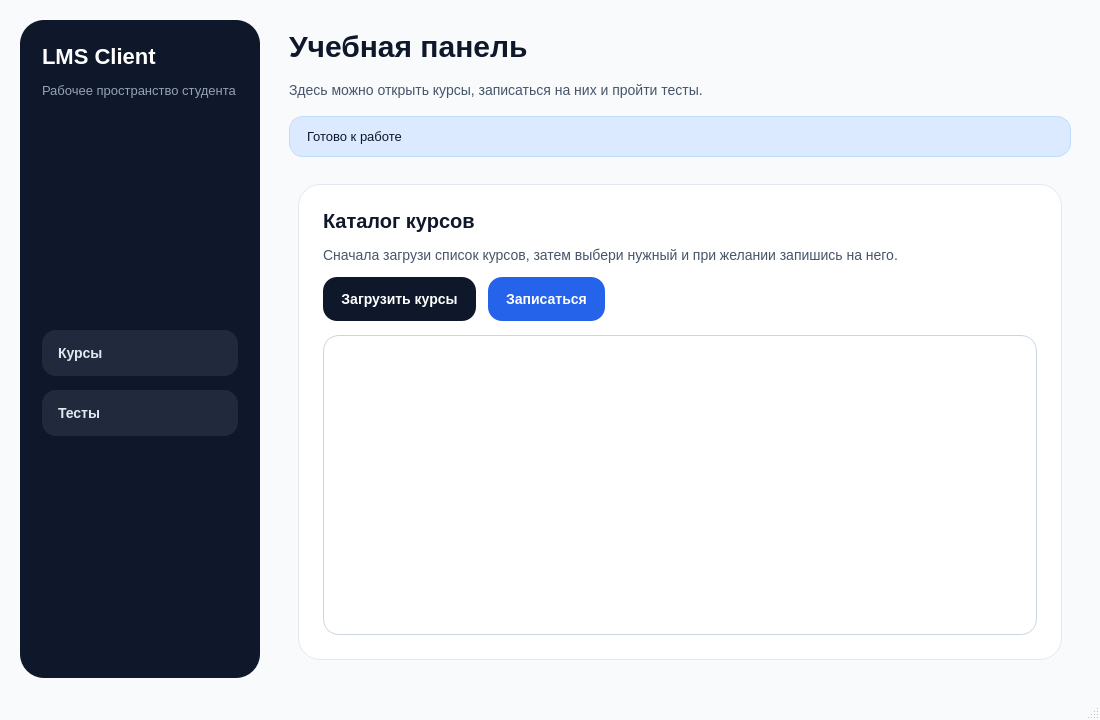
The window that LP_Server/client-qt/LMSClient/mainwindow.ui (Quisede/LP_VKR) describes before a commit, drawn with Qt 5.
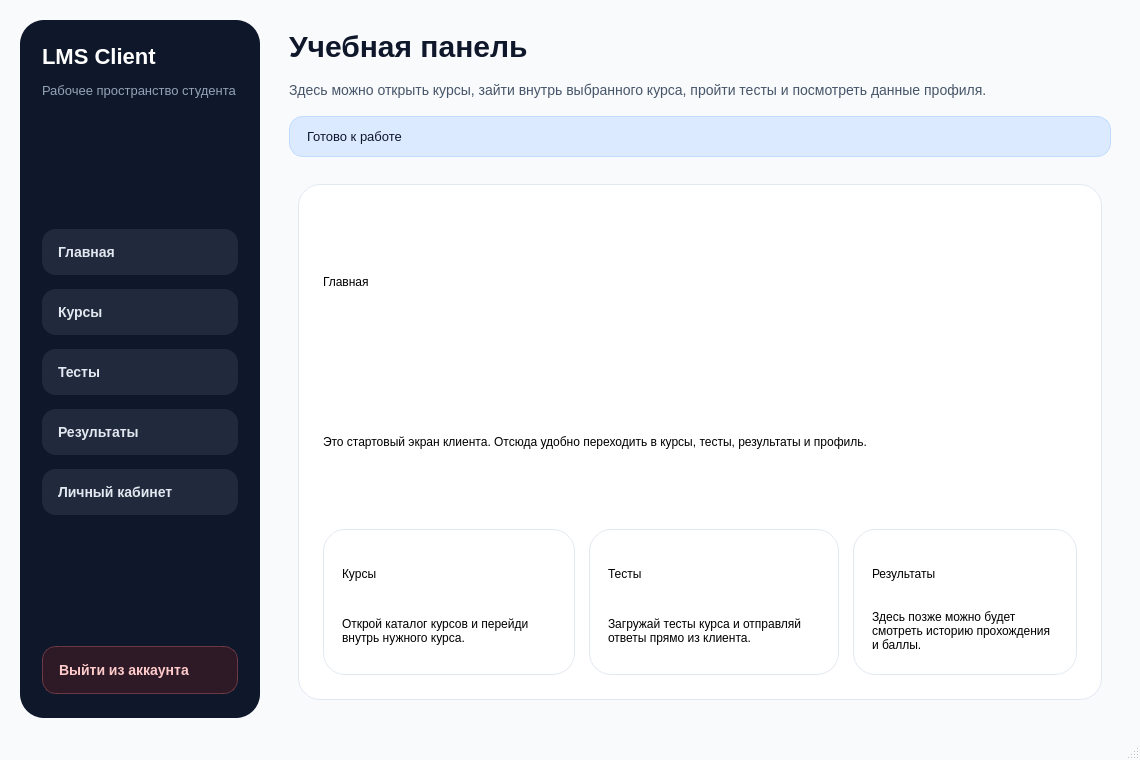
The same window after the commit.

Diff of the .ui file:
```diff
--- a/LP_Server/client-qt/LMSClient/mainwindow.ui
+++ b/LP_Server/client-qt/LMSClient/mainwindow.ui
@@ -6,8 +6,8 @@
    <rect>
     <x>0</x>
     <y>0</y>
-    <width>1100</width>
-    <height>720</height>
+    <width>1140</width>
+    <height>760</height>
    </rect>
   </property>
   <property name="windowTitle">
@@ -38,8 +38,11 @@
     font-size: 13px;
 }
 
+QPushButton#homeButton,
 QPushButton#coursesButton,
-QPushButton#testButton {
+QPushButton#testButton,
+QPushButton#resultsButton,
+QPushButton#profileButton {
     min-height: 46px;
     border: none;
     border-radius: 14px;
@@ -51,11 +54,39 @@
     font-weight: 600;
 }
 
+QPushButton#homeButton:hover,
 QPushButton#coursesButton:hover,
-QPushButton#testButton:hover {
+QPushButton#testButton:hover,
+QPushButton#resultsButton:hover,
+QPushButton#profileButton:hover {
     background-color: rgba(148, 163, 184, 0.24);
 }
 
+QPushButton#homeButton:checked,
+QPushButton#coursesButton:checked,
+QPushButton#testButton:checked,
+QPushButton#resultsButton:checked,
+QPushButton#profileButton:checked {
+    background-color: #2563eb;
+    color: #ffffff;
+}
+
+QPushButton#logoutButton {
+    min-height: 46px;
+    border: 1px solid rgba(248, 113, 113, 0.35);
+    border-radius: 14px;
+    padding: 0 16px;
+    text-align: left;
+    background-color: rgba(127, 29, 29, 0.28);
+    color: #fecaca;
+    font-size: 14px;
+    font-weight: 600;
+}
+
+QPushButton#logoutButton:hover {
+    background-color: rgba(185, 28, 28, 0.4);
+}
+
 QFrame#contentFrame {
     background-color: transparent;
 }
@@ -81,14 +112,25 @@
 }
 
 QFrame#pageCard,
-QFrame#testCard {
+QFrame#testCard,
+QFrame#profileCard,
+QFrame#courseDetailCard,
+QFrame#moduleCard,
+QFrame#moduleCard_2,
+QFrame#moduleCard_3,
+QFrame#moduleCard_4,
+QFrame#moduleCard_5,
+QFrame#moduleCard_6,
+QFrame#moduleCard_7 {
     background-color: #ffffff;
     border: 1px solid #e2e8f0;
     border-radius: 22px;
 }
 
 QLabel#sectionTitleLabel,
-QLabel#testSectionTitleLabel {
+QLabel#testSectionTitleLabel,
+QLabel#profileSectionTitleLabel,
+QLabel#courseDetailTitleLabel {
     color: #0f172a;
     font-size: 20px;
     font-weight: 700;
@@ -96,15 +138,21 @@
 
 QLabel#sectionHintLabel,
 QLabel#testHintLabel,
-QLabel#questionLabel {
+QLabel#profileHintLabel,
+QLabel#questionLabel,
+QLabel#courseDetailDescriptionLabel,
+QLabel#moduleTitleLabel,
+QLabel#moduleDescriptionLabel {
     color: #475569;
     font-size: 14px;
 }
 
-QPushButton#loadCoursesButton,
 QPushButton#enrollButton,
 QPushButton#loadTestButton,
-QPushButton#submitTestButton {
+QPushButton#submitTestButton,
+QPushButton#backToCoursesButton,
+QPushButton#cardActionButton,
+QPushButton#cardAccentButton {
     min-height: 44px;
     border: none;
     border-radius: 14px;
@@ -115,28 +163,95 @@
     font-weight: 600;
 }
 
-QPushButton#loadCoursesButton:hover,
 QPushButton#enrollButton:hover,
 QPushButton#loadTestButton:hover,
-QPushButton#submitTestButton:hover {
+QPushButton#submitTestButton:hover,
+QPushButton#backToCoursesButton:hover,
+QPushButton#cardActionButton:hover,
+QPushButton#cardAccentButton:hover {
     background-color: #1e293b;
 }
 
-QPushButton#enrollButton {
+QPushButton#enrollButton,
+QPushButton#cardAccentButton {
     background-color: #2563eb;
 }
 
-QPushButton#enrollButton:hover {
+QPushButton#enrollButton:hover,
+QPushButton#cardAccentButton:hover {
     background-color: #1d4ed8;
 }
 
 QListWidget,
 QComboBox {
-    border: 1px solid #cbd5e1;
+    border: none;
     border-radius: 16px;
+    background-color: transparent;
+    color: #0f172a;
+    padding: 0;
+    font-size: 14px;
+}
+
+QRadioButton {
+    color: #0f172a;
+    font-size: 15px;
+    spacing: 10px;
+    padding: 4px 0;
+}
+
+QRadioButton::indicator {
+    width: 18px;
+    height: 18px;
+}
+
+QListWidget::item {
+    border: none;
+}
+
+QFrame#courseCard {
     background-color: #ffffff;
+    border: 1px solid #dbe4f0;
+    border-radius: 20px;
+}
+
+QFrame#courseCard:hover {
+    border: 1px solid #93c5fd;
+    background-color: #f8fbff;
+}
+
+QLabel#courseCardTitleLabel {
     color: #0f172a;
-    padding: 10px;
+    font-size: 18px;
+    font-weight: 700;
+}
+
+QLabel#courseCardDescriptionLabel {
+    color: #475569;
+    font-size: 13px;
+}
+
+QLabel#courseCardHintLabel {
+    color: #2563eb;
+    font-size: 12px;
+    font-weight: 700;
+}
+
+QFrame#profileInfoCard {
+    background-color: #eff6ff;
+    border: 1px solid #bfdbfe;
+    border-radius: 18px;
+}
+
+QLabel#profileKeyLabel {
+    color: #1e3a8a;
+    font-size: 13px;
+    font-weight: 700;
+}
+
+QLabel#profileNameValueLabel,
+QLabel#profileRoleValueLabel,
+QLabel#profileTokenValueLabel {
+    color: #0f172a;
     font-size: 14px;
 }</string>
   </property>
@@ -223,11 +338,24 @@
          </property>
         </spacer>
        </item>
+       <item>
+        <widget class="QPushButton" name="homeButton">
+         <property name="text">
+          <string>Главная</string>
+         </property>
+         <property name="checkable">
+          <bool>true</bool>
+         </property>
+        </widget>
+       </item>
        <item>
         <widget class="QPushButton" name="coursesButton">
          <property name="text">
           <string>Курсы</string>
          </property>
+         <property name="checkable">
+          <bool>true</bool>
+         </property>
         </widget>
        </item>
        <item>
@@ -235,6 +363,29 @@
          <property name="text">
           <string>Тесты</string>
          </property>
+         <property name="checkable">
+          <bool>true</bool>
+         </property>
+        </widget>
+       </item>
+       <item>
+        <widget class="QPushButton" name="resultsButton">
+         <property name="text">
+          <string>Результаты</string>
+         </property>
+         <property name="checkable">
+          <bool>true</bool>
+         </property>
+        </widget>
+       </item>
+       <item>
+        <widget class="QPushButton" name="profileButton">
+         <property name="text">
+          <string>Личный кабинет</string>
+         </property>
+         <property name="checkable">
+          <bool>true</bool>
+         </property>
         </widget>
        </item>
        <item>
@@ -250,6 +401,13 @@
          </property>
         </spacer>
        </item>
+       <item>
+        <widget class="QPushButton" name="logoutButton">
+         <property name="text">
+          <string>Выйти из аккаунта</string>
+         </property>
+        </widget>
+       </item>
       </layout>
      </widget>
     </item>
@@ -272,7 +430,7 @@
        <item>
         <widget class="QLabel" name="pageSubtitleLabel">
          <property name="text">
-          <string>Здесь можно открыть курсы, записаться на них и пройти тесты.</string>
+          <string>Здесь можно открыть курсы, зайти внутрь выбранного курса, пройти тесты и посмотреть данные профиля.</string>
          </property>
         </widget>
        </item>
@@ -291,6 +449,211 @@
          <property name="currentIndex">
           <number>0</number>
          </property>
+         <widget class="QWidget" name="homePage">
+          <layout class="QVBoxLayout" name="homePageLayout">
+           <property name="spacing">
+            <number>16</number>
+           </property>
+           <item>
+            <widget class="QFrame" name="pageCard">
+             <property name="frameShape">
+              <enum>QFrame::Shape::StyledPanel</enum>
+             </property>
+             <property name="frameShadow">
+              <enum>QFrame::Shadow::Raised</enum>
+             </property>
+             <layout class="QVBoxLayout" name="homeCardLayout">
+              <property name="leftMargin">
+               <number>24</number>
+              </property>
+              <property name="topMargin">
+               <number>24</number>
+              </property>
+              <property name="rightMargin">
+               <number>24</number>
+              </property>
+              <property name="bottomMargin">
+               <number>24</number>
+              </property>
+              <property name="spacing">
+               <number>14</number>
+              </property>
+              <item>
+               <widget class="QLabel" name="homeTitleLabel">
+                <property name="objectName">
+                 <string notr="true">sectionTitleLabel</string>
+                </property>
+                <property name="text">
+                 <string>Главная</string>
+                </property>
+               </widget>
+              </item>
+              <item>
+               <widget class="QLabel" name="homeHintLabel">
+                <property name="objectName">
+                 <string notr="true">sectionHintLabel</string>
+                </property>
+                <property name="text">
+                 <string>Это стартовый экран клиента. Отсюда удобно переходить в курсы, тесты, результаты и профиль.</string>
+                </property>
+                <property name="wordWrap">
+                 <bool>true</bool>
+                </property>
+               </widget>
+              </item>
+              <item>
+               <layout class="QHBoxLayout" name="homeModulesLayout">
+                <property name="spacing">
+                 <number>14</number>
+                </property>
+                <item>
+                 <widget class="QFrame" name="moduleCard_4">
+                  <property name="frameShape">
+                   <enum>QFrame::Shape::StyledPanel</enum>
+                  </property>
+                  <property name="frameShadow">
+                   <enum>QFrame::Shadow::Raised</enum>
+                  </property>
+                  <layout class="QVBoxLayout" name="homeCoursesCardLayout">
+                   <property name="leftMargin">
+                    <number>18</number>
+                   </property>
+                   <property name="topMargin">
+                    <number>18</number>
+                   </property>
+                   <property name="rightMargin">
+                    <number>18</number>
+                   </property>
+                   <property name="bottomMargin">
+                    <number>18</number>
+                   </property>
+                   <item>
+                    <widget class="QLabel" name="homeCoursesTitleLabel">
+                     <property name="objectName">
+                      <string notr="true">moduleTitleLabel</string>
+                     </property>
+                     <property name="text">
+                      <string>Курсы</string>
+                     </property>
+                    </widget>
+                   </item>
+                   <item>
+                    <widget class="QLabel" name="homeCoursesDescriptionLabel">
+                     <property name="objectName">
+                      <string notr="true">moduleDescriptionLabel</string>
+                     </property>
+                     <property name="text">
+                      <string>Открой каталог курсов и перейди внутрь нужного курса.</string>
+                     </property>
+                     <property name="wordWrap">
+                      <bool>true</bool>
+                     </property>
+                    </widget>
+                   </item>
+                  </layout>
+                 </widget>
+                </item>
+                <item>
+                 <widget class="QFrame" name="moduleCard_5">
+                  <property name="frameShape">
+                   <enum>QFrame::Shape::StyledPanel</enum>
+                  </property>
+                  <property name="frameShadow">
+                   <enum>QFrame::Shadow::Raised</enum>
+                  </property>
+                  <layout class="QVBoxLayout" name="homeTestsCardLayout">
+                   <property name="leftMargin">
+                    <number>18</number>
+                   </property>
+                   <property name="topMargin">
+                    <number>18</number>
+                   </property>
+                   <property name="rightMargin">
+                    <number>18</number>
+                   </property>
+                   <property name="bottomMargin">
+                    <number>18</number>
+                   </property>
+                   <item>
+                    <widget class="QLabel" name="homeTestsTitleLabel">
+                     <property name="objectName">
+                      <string notr="true">moduleTitleLabel</string>
+                     </property>
+                     <property name="text">
+                      <string>Тесты</string>
+                     </property>
+                    </widget>
+                   </item>
+                   <item>
+                    <widget class="QLabel" name="homeTestsDescriptionLabel">
+                     <property name="objectName">
+                      <string notr="true">moduleDescriptionLabel</string>
+                     </property>
+                     <property name="text">
+                      <string>Загружай тесты курса и отправляй ответы прямо из клиента.</string>
+                     </property>
+                     <property name="wordWrap">
+                      <bool>true</bool>
+                     </property>
+                    </widget>
+                   </item>
+                  </layout>
+                 </widget>
+                </item>
+                <item>
+                 <widget class="QFrame" name="moduleCard_6">
+                  <property name="frameShape">
+                   <enum>QFrame::Shape::StyledPanel</enum>
+                  </property>
+                  <property name="frameShadow">
+                   <enum>QFrame::Shadow::Raised</enum>
+                  </property>
+                  <layout class="QVBoxLayout" name="homeResultsCardLayout">
+                   <property name="leftMargin">
+                    <number>18</number>
+                   </property>
+                   <property name="topMargin">
+                    <number>18</number>
+                   </property>
+                   <property name="rightMargin">
+                    <number>18</number>
+                   </property>
+                   <property name="bottomMargin">
+                    <number>18</number>
+                   </property>
+                   <item>
+                    <widget class="QLabel" name="homeResultsTitleLabel">
+                     <property name="objectName">
+                      <string notr="true">moduleTitleLabel</string>
+                     </property>
+                     <property name="text">
+                      <string>Результаты</string>
+                     </property>
+                    </widget>
+                   </item>
+                   <item>
+                    <widget class="QLabel" name="homeResultsDescriptionLabel">
+                     <property name="objectName">
+                      <string notr="true">moduleDescriptionLabel</string>
+                     </property>
+                     <property name="text">
+                      <string>Здесь позже можно будет смотреть историю прохождения и баллы.</string>
+                     </property>
+                     <property name="wordWrap">
+                      <bool>true</bool>
+                     </property>
+                    </widget>
+                   </item>
+                  </layout>
+                 </widget>
+                </item>
+               </layout>
+              </item>
+             </layout>
+            </widget>
+           </item>
+          </layout>
+         </widget>
          <widget class="QWidget" name="coursesPage">
           <layout class="QVBoxLayout" name="coursesPageLayout">
            <property name="spacing">
@@ -330,7 +693,7 @@
               <item>
                <widget class="QLabel" name="sectionHintLabel">
                 <property name="text">
-                 <string>Сначала загрузи список курсов, затем выбери нужный и при желании запишись на него.</string>
+                 <string>Курсы подгружаются автоматически. Нажми на карточку курса, чтобы открыть его внутреннюю страницу.</string>
                 </property>
                 <property name="wordWrap">
                  <bool>true</bool>
@@ -338,26 +701,53 @@
                </widget>
               </item>
               <item>
-               <layout class="QHBoxLayout" name="coursesActionsLayout">
-                <property name="spacing">
-                 <number>12</number>
-                </property>
+               <widget class="QListWidget" name="coursesList"/>
+              </item>
+             </layout>
+            </widget>
+           </item>
+          </layout>
+         </widget>
+         <widget class="QWidget" name="courseDetailPage">
+          <layout class="QVBoxLayout" name="courseDetailPageLayout">
+           <property name="spacing">
+            <number>16</number>
+           </property>
+           <item>
+            <widget class="QFrame" name="courseDetailCard">
+             <property name="frameShape">
+              <enum>QFrame::Shape::StyledPanel</enum>
+             </property>
+             <property name="frameShadow">
+              <enum>QFrame::Shadow::Raised</enum>
+             </property>
+             <layout class="QVBoxLayout" name="courseDetailLayout">
+              <property name="leftMargin">
+               <number>24</number>
+              </property>
+              <property name="topMargin">
+               <number>24</number>
+              </property>
+              <property name="rightMargin">
+               <number>24</number>
+              </property>
+              <property name="bottomMargin">
+               <number>24</number>
+              </property>
+              <property name="spacing">
+               <number>14</number>
+              </property>
+              <item>
+               <layout class="QHBoxLayout" name="courseDetailTopLayout">
                 <item>
-                 <widget class="QPushButton" name="loadCoursesButton">
+                 <widget class="QPushButton" name="backToCoursesButton">
                   <property name="text">
-                   <string>Загрузить курсы</string>
+                   <string>Назад к курсам</string>
                   </property>
                  </widget>
                 </item>
                 <item>
-                 <widget class="QPushButton" name="enrollButton">
-                  <property name="text">
-                   <string>Записаться</string>
-                  </property>
-                 </widget>
-                </item>
-                <item>
-                 <spacer name="coursesActionsSpacer">
+                 <spacer name="courseDetailTopSpacer">
                   <property name="orientation">
                    <enum>Qt::Horizontal</enum>
                   </property>
@@ -369,6 +759,13 @@
                   </property>
                  </spacer>
                 </item>
+                <item>
+                 <widget class="QPushButton" name="enrollButton">
+                  <property name="text">
+                   <string>Записаться на курс</string>
+                  </property>
+                 </widget>
+                </item>
                </layout>
               </item>
               <item>
```
Left out of the diff: 371 changed lines with no effect on the pictures.
